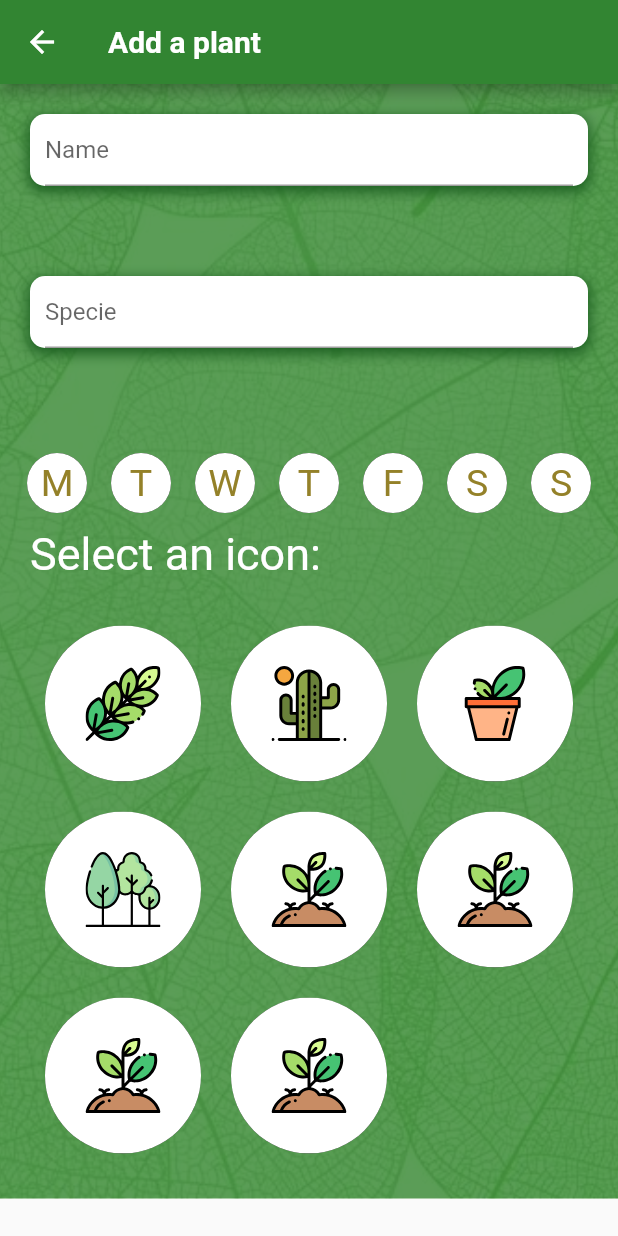
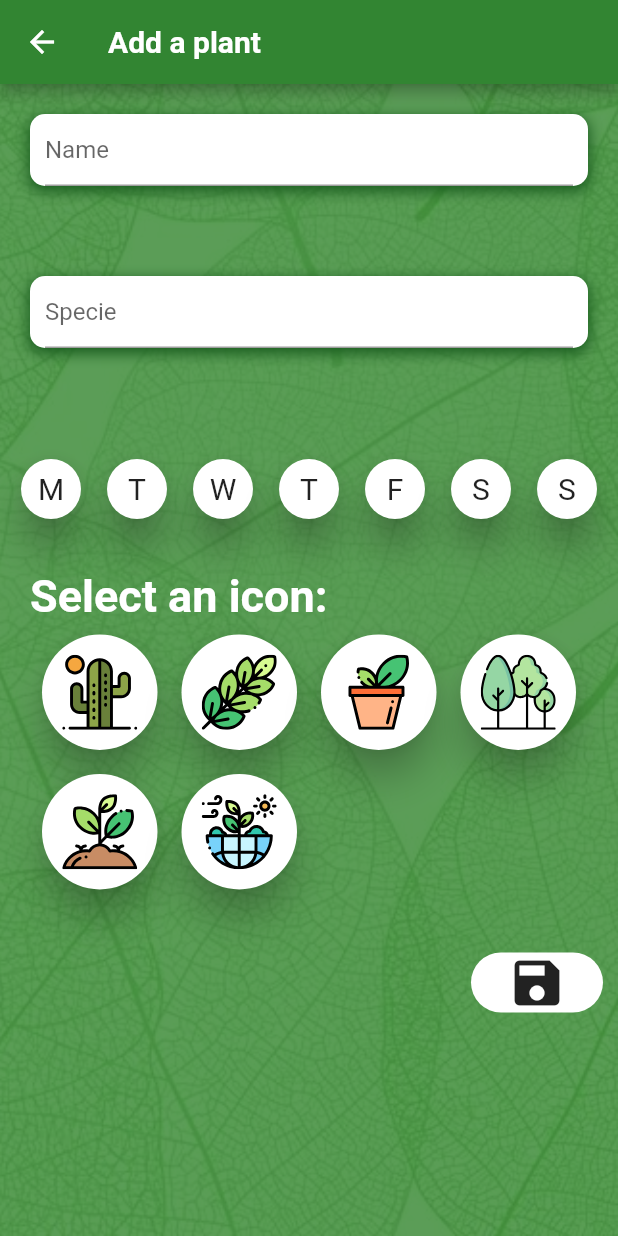
Before and after one commit to benjaminZarate/plant_reminder, a Flutter app: the AddInfoPlant screen opened by its route, on a phone screen of 412 x 824 dp. Run offline on Flutter 3.47's test engine with Material 2 defaults, Android fonts, the phone set to English and light mode, and no system bars; our stand-ins replace flutter_svg; Roboto replaces fonts that are missing (BalooTamma2).

Commit message:
Layout add plants

```diff
--- a/plantReminder/lib/add_plant.dart
+++ b/plantReminder/lib/add_plant.dart
@@ -11,6 +11,7 @@ class AddInfoPlant extends StatefulWidget {
 
 class _AddInfoPlantState extends State<AddInfoPlant> {
   var date = DateTime.now();
+  bool iconPressed = false;
   @override
   void initState() {
     super.initState();
@@ -39,7 +40,6 @@ class _AddInfoPlantState extends State<AddInfoPlant> {
                 Colors.black.withOpacity(0.2), BlendMode.dstATop),
           ),
         ),
-        child: SingleChildScrollView(
         child: Column(
           crossAxisAlignment: CrossAxisAlignment.start,
           children: <Widget>[
@@ -47,125 +47,117 @@ class _AddInfoPlantState extends State<AddInfoPlant> {
             SizedBox(height: 40),
             buildPadding('Specie'),
             SizedBox(height: 60),
-              Padding(
-                padding: const EdgeInsets.symmetric(horizontal: 8.0),
-                child: Row(
+            Row(
+              mainAxisAlignment: MainAxisAlignment.center,
               children: [
-                    buildClipOval("M"),
+                dayButton("M"),
                 Spacer(),
-                    buildClipOval("T"),
+                dayButton("T"),
                 Spacer(),
-                    buildClipOval("W"),
+                dayButton("W"),
                 Spacer(),
-                    buildClipOval("T"),
+                dayButton("T"),
                 Spacer(),
-                    buildClipOval("F"),
+                dayButton("F"),
                 Spacer(),
-                    buildClipOval("S"),
+                dayButton("S"),
                 Spacer(),
-                    buildClipOval("S"),
+                dayButton("S"),
               ],
             ),
-              ),
+            SizedBox(height: 20),
             Padding(
-                padding: const EdgeInsets.all(kPadding),
+              padding: const EdgeInsets.only(top: kPadding, left: kPadding),
               child: Text(
                 "Select an icon: ",
                 style: TextStyle(
                   fontSize: 30,
+                  fontWeight: FontWeight.bold,
                   color: Colors.white,
                 ),
               ),
             ),
             GridView.count(
-                padding: EdgeInsets.all(kPadding),
+              padding: EdgeInsets.symmetric(horizontal: kPadding),
               shrinkWrap: true,
-                crossAxisCount: 3,
+              crossAxisCount: 4,
               children: [
-                  buildGestureDetector("barley.svg"),
-                  buildGestureDetector("cactus.svg"),
-                  buildGestureDetector("flower.svg"),
-                  buildGestureDetector("forest.svg"),
-                  buildGestureDetector("green.svg"),
-                  buildGestureDetector("green.svg"),
-                  buildGestureDetector("green.svg"),
-                  buildGestureDetector("green.svg"),
+                plantIconButton('cactus.svg'),
+                plantIconButton('barley.svg'),
+                plantIconButton('flower.svg'),
+                plantIconButton('forest.svg'),
+                plantIconButton('green.svg'),
+                plantIconButton('spring.svg')
               ],
             ),
+            SizedBox(height: 30),
+            Row(
+              mainAxisAlignment: MainAxisAlignment.end,
+              children: [
+                FlatButton(
+                  shape: RoundedRectangleBorder(
+                    borderRadius: BorderRadius.circular(20),
+                    side: BorderSide.none,
+                  ),
+                  child: Icon(
+                    Icons.save,
+                    size: 40,
+                  ),
+                  onPressed: () {},
+                  color: Colors.white,
+                ),
               ],
-          ),
+            )
+          ],
         ),
       ),
     );
   }
 
-  Padding buildGestureDetector(String svgAsset) {
+  Padding plantIconButton(String svgAsset) {
     bool pressed = false;
     return Padding(
-      padding: const EdgeInsets.all(kPadding),
-      child: GestureDetector(
-        onTap: () {
+      padding: const EdgeInsets.all(8.0),
+      child: RawMaterialButton(
+        onPressed: () {
           setState(() {
+            iconPressed = true;
             pressed = !pressed;
           });
         },
-        child: ClipOval(
-          child: Container(
-            decoration: BoxDecoration(
-              color: Colors.white,
-              boxShadow: [
-                BoxShadow(
-                  blurRadius: 7,
-                  offset: Offset(0, 3),
-                ),
-              ],
-            ),
-            child: Center(
         child: SvgPicture.asset(
           'assets/svg/$svgAsset',
           width: 50,
           height: 50,
         ),
-            ),
-          ),
-        ),
+        shape: new CircleBorder(),
+        elevation: 10.0,
+        fillColor: pressed ? kSecondaryColor : Colors.white,
+        constraints: BoxConstraints(
+            minHeight: 35, maxHeight: 40, minWidth: 35, maxWidth: 40),
       ),
     );
   }
 
-  GestureDetector buildClipOval(String day) {
+  RawMaterialButton dayButton(String day) {
     bool pressed = false;
-    return GestureDetector(
-      onTap: () {
-        setState(() {
+    return RawMaterialButton(
+      onPressed: () {
         pressed = !pressed;
-        });
+        print(pressed);
+        print(day);
       },
-      child: ClipOval(
-        child: Container(
-          decoration: BoxDecoration(
-            color: pressed ? kButtonColor : Colors.white,
-            boxShadow: [
-              BoxShadow(
-                blurRadius: 7,
-                spreadRadius: 10,
-                offset: Offset(0, 3),
-              ),
-            ],
-          ),
-          height: 40, // height of the button
-          width: 40, // width of the button
-          child: Center(
       child: Text(
         day,
         style: TextStyle(
-                color: pressed ? Colors.white : kButtonColor,
-                fontSize: 25,
+          fontSize: 20,
         ),
       ),
-          ),
-        ),
-      ),
+      shape: new CircleBorder(),
+      elevation: 10.0,
+      fillColor: pressed ? kSecondaryColor : Colors.white,
+      constraints: BoxConstraints(
+          minHeight: 40, maxHeight: 45, minWidth: 40, maxWidth: 45),
     );
   }
 
```
Lines whose indentation alone changed are shown as unchanged.
